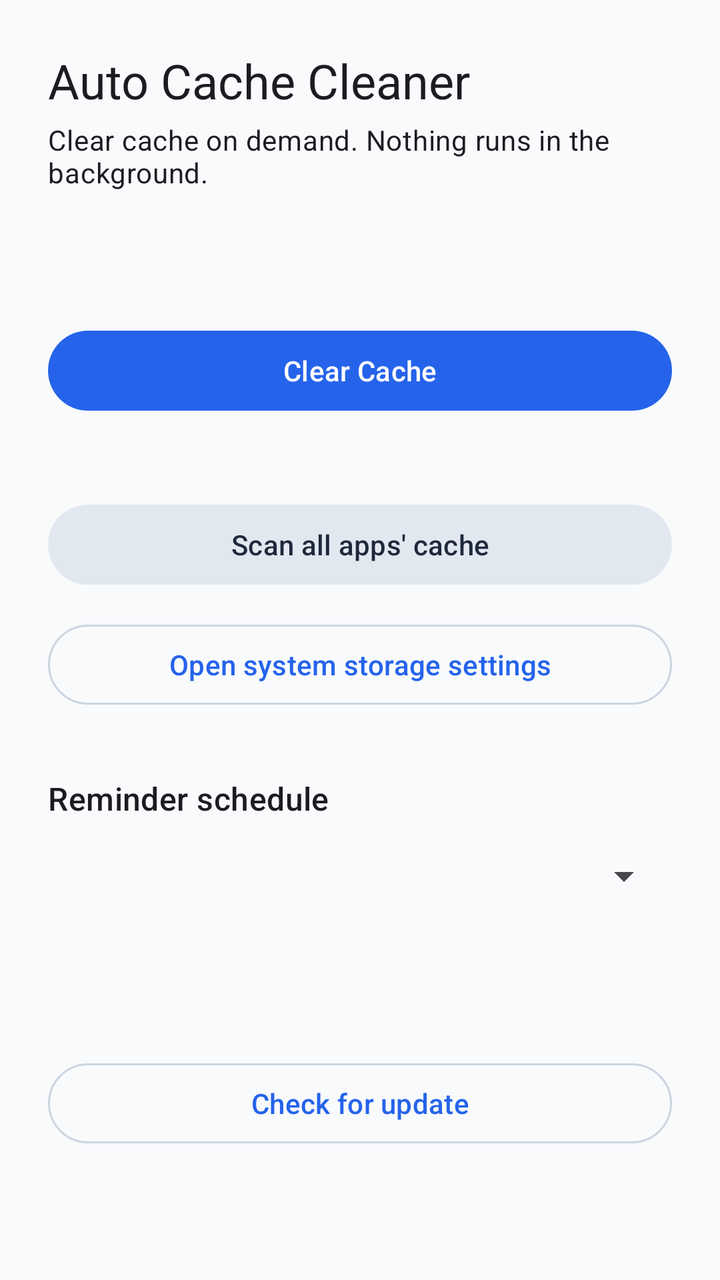
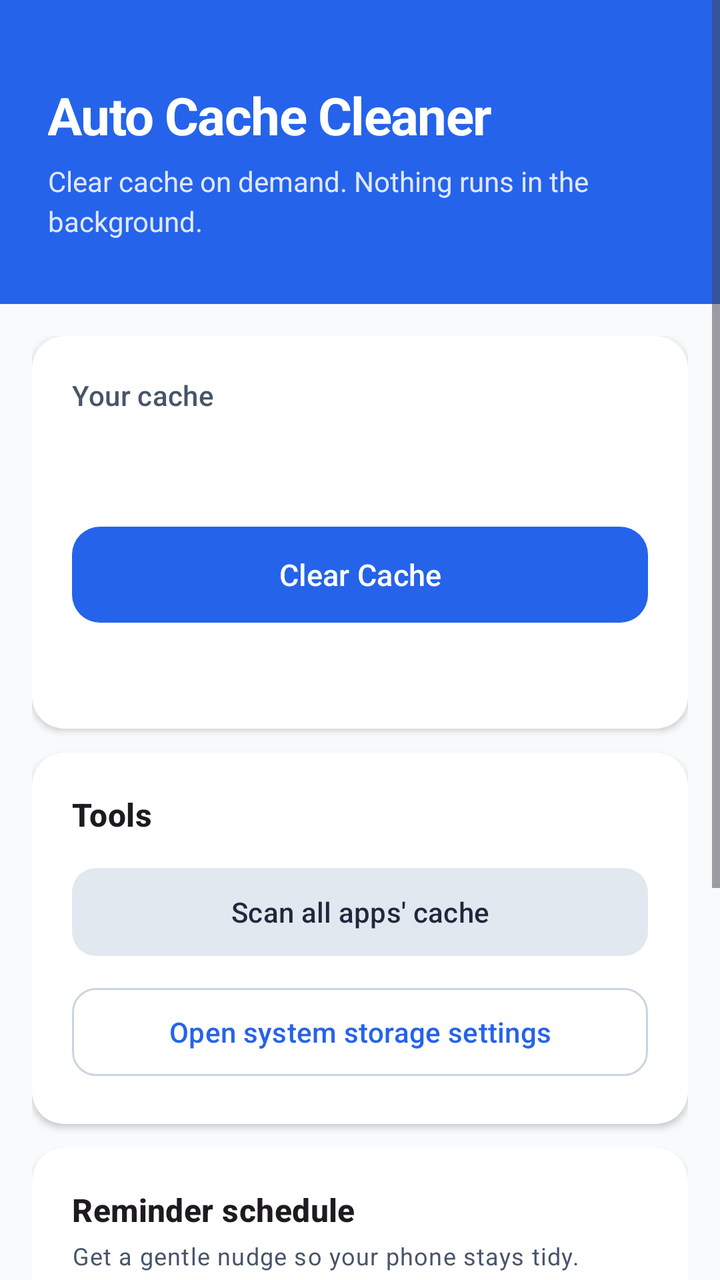

Before-and-after screenshots of an Android layout around one commit, followed by the original layout XML and the change that was made.
<!-- AndroidManifest.xml: application theme Theme.AutoCacheCleaner -->
<!-- res/layout/activity_main.xml -->
<?xml version="1.0" encoding="utf-8"?>
<ScrollView xmlns:android="http://schemas.android.com/apk/res/android"
    android:layout_width="match_parent"
    android:layout_height="match_parent"
    android:fillViewport="true">

    <LinearLayout
        android:layout_width="match_parent"
        android:layout_height="wrap_content"
        android:orientation="vertical"
        android:padding="24dp">

        <TextView
            android:layout_width="wrap_content"
            android:layout_height="wrap_content"
            android:text="@string/app_name"
            android:textAppearance="?attr/textAppearanceHeadlineSmall" />

        <TextView
            android:layout_width="wrap_content"
            android:layout_height="wrap_content"
            android:layout_marginTop="4dp"
            android:text="@string/tagline"
            android:textAppearance="?attr/textAppearanceBodyMedium" />

        <TextView
            android:id="@+id/cacheSizeText"
            android:layout_width="wrap_content"
            android:layout_height="wrap_content"
            android:layout_marginTop="32dp"
            android:textAppearance="?attr/textAppearanceTitleMedium" />

        <com.google.android.material.button.MaterialButton
            android:id="@+id/clearCacheButton"
            android:layout_width="match_parent"
            android:layout_height="wrap_content"
            android:layout_marginTop="12dp"
            android:text="@string/clear_cache" />

        <TextView
            android:id="@+id/resultText"
            android:layout_width="wrap_content"
            android:layout_height="wrap_content"
            android:layout_marginTop="8dp"
            android:textAppearance="?attr/textAppearanceBodyMedium" />

        <com.google.android.material.button.MaterialButton
            android:id="@+id/scanAppsButton"
            style="@style/Widget.Material3.Button.TonalButton"
            android:layout_width="match_parent"
            android:layout_height="wrap_content"
            android:layout_marginTop="12dp"
            android:text="@string/scan_apps" />

        <com.google.android.material.button.MaterialButton
            android:id="@+id/openStorageButton"
            style="@style/Widget.Material3.Button.OutlinedButton"
            android:layout_width="match_parent"
            android:layout_height="wrap_content"
            android:layout_marginTop="12dp"
            android:text="@string/open_storage_settings" />

        <TextView
            android:layout_width="wrap_content"
            android:layout_height="wrap_content"
            android:layout_marginTop="32dp"
            android:text="@string/reminder_label"
            android:textAppearance="?attr/textAppearanceTitleMedium" />

        <Spinner
            android:id="@+id/reminderSpinner"
            android:layout_width="match_parent"
            android:layout_height="48dp"
            android:layout_marginTop="4dp" />

        <TextView
            android:id="@+id/versionText"
            android:layout_width="wrap_content"
            android:layout_height="wrap_content"
            android:layout_marginTop="32dp"
            android:textAppearance="?attr/textAppearanceTitleMedium" />

        <com.google.android.material.button.MaterialButton
            android:id="@+id/checkUpdateButton"
            style="@style/Widget.Material3.Button.OutlinedButton"
            android:layout_width="match_parent"
            android:layout_height="wrap_content"
            android:layout_marginTop="12dp"
            android:text="@string/check_for_update" />

        <TextView
            android:id="@+id/updateStatusText"
            android:layout_width="wrap_content"
            android:layout_height="wrap_content"
            android:layout_marginTop="8dp"
            android:textAppearance="?attr/textAppearanceBodyMedium" />

    </LinearLayout>
</ScrollView>
<!-- resources referenced by this layout -->
<resources>
  <string name="app_name">Auto Cache Cleaner</string>
  <string name="check_for_update">Check for update</string>
  <string name="clear_cache">Clear Cache</string>
  <string name="open_storage_settings">Open system storage settings</string>
  <string name="reminder_label">Reminder schedule</string>
  <string name="scan_apps">Scan all apps\' cache</string>
  <string name="tagline">Clear cache on demand. Nothing runs in the background.</string>
  <style name="Theme.AutoCacheCleaner" parent="Theme.Material3.DayNight.NoActionBar">
          <item name="colorPrimary">@color/primary</item>
          <item name="colorOnPrimary">@color/on_primary</item>
          <item name="colorPrimaryContainer">@color/primary_container</item>
          <item name="colorOnPrimaryContainer">@color/on_primary_container</item>
          <item name="colorSecondary">@color/secondary</item>
          <item name="colorOnSecondary">@color/on_secondary</item>
          <item name="colorSecondaryContainer">@color/secondary_container</item>
          <item name="colorOnSecondaryContainer">@color/on_secondary_container</item>
          <item name="colorSurface">@color/surface</item>
          <item name="colorOnSurface">@color/on_surface</item>
          <item name="colorSurfaceVariant">@color/surface_variant</item>
          <item name="colorOnSurfaceVariant">@color/on_surface_variant</item>
          <item name="colorOutline">@color/outline</item>
          <item name="colorError">@color/error</item>
          <item name="android:statusBarColor">@color/header_end</item>
          <item name="android:navigationBarColor">@color/surface</item>
          <item name="android:windowBackground">@color/surface</item>
          <item name="materialCardViewStyle">@style/Widget.AutoCacheCleaner.Card</item>
      </style>
  <color name="primary">#2563EB</color>
  <color name="on_primary">#FFFFFF</color>
  <color name="primary_container">#DBEAFE</color>
  <color name="on_primary_container">#1E3A8A</color>
  <color name="secondary">#64748B</color>
  <color name="on_secondary">#FFFFFF</color>
  <color name="secondary_container">#E2E8F0</color>
  <color name="on_secondary_container">#1E293B</color>
  <color name="surface">#F8FAFC</color>
  <color name="on_surface">#0F172A</color>
  <color name="surface_variant">#F1F5F9</color>
  <color name="on_surface_variant">#475569</color>
  <color name="outline">#CBD5E1</color>
  <color name="error">#DC2626</color>
  <color name="header_end">#1D4ED8</color>
  <style name="Widget.AutoCacheCleaner.Card" parent="Widget.Material3.CardView.Elevated">
          <item name="cardBackgroundColor">@color/card_bg</item>
          <item name="cardElevation">2dp</item>
          <item name="cardCornerRadius">16dp</item>
          <item name="contentPadding">0dp</item>
      </style>
  <color name="card_bg">#FFFFFF</color>
</resources>

<!-- the commit's change to res/layout/activity_main.xml (unified diff, before → after) -->
@@ -1,99 +1,219 @@
 <?xml version="1.0" encoding="utf-8"?>
 <ScrollView xmlns:android="http://schemas.android.com/apk/res/android"
+    xmlns:app="http://schemas.android.com/apk/res-auto"
     android:layout_width="match_parent"
     android:layout_height="match_parent"
-    android:fillViewport="true">
+    android:fillViewport="true"
+    android:background="?attr/colorSurface">
 
     <LinearLayout
         android:layout_width="match_parent"
         android:layout_height="wrap_content"
-        android:orientation="vertical"
-        android:padding="24dp">
-
-        <TextView
-            android:layout_width="wrap_content"
-            android:layout_height="wrap_content"
-            android:text="@string/app_name"
-            android:textAppearance="?attr/textAppearanceHeadlineSmall" />
-
-        <TextView
-            android:layout_width="wrap_content"
-            android:layout_height="wrap_content"
-            android:layout_marginTop="4dp"
-            android:text="@string/tagline"
-            android:textAppearance="?attr/textAppearanceBodyMedium" />
-
-        <TextView
-            android:id="@+id/cacheSizeText"
-            android:layout_width="wrap_content"
-            android:layout_height="wrap_content"
-            android:layout_marginTop="32dp"
-            android:textAppearance="?attr/textAppearanceTitleMedium" />
-
-        <com.google.android.material.button.MaterialButton
-            android:id="@+id/clearCacheButton"
+        android:orientation="vertical">
+
+        <LinearLayout
             android:layout_width="match_parent"
             android:layout_height="wrap_content"
-            android:layout_marginTop="12dp"
-            android:text="@string/clear_cache" />
-
-        <TextView
-            android:id="@+id/resultText"
-            android:layout_width="wrap_content"
-            android:layout_height="wrap_content"
-            android:layout_marginTop="8dp"
-            android:textAppearance="?attr/textAppearanceBodyMedium" />
-
-        <com.google.android.material.button.MaterialButton
-            android:id="@+id/scanAppsButton"
-            style="@style/Widget.Material3.Button.TonalButton"
+            android:background="@color/header_start"
+            android:orientation="vertical"
+            android:paddingHorizontal="24dp"
+            android:paddingTop="40dp"
+            android:paddingBottom="32dp">
+
+            <TextView
+                android:layout_width="wrap_content"
+                android:layout_height="wrap_content"
+                android:text="@string/app_name"
+                android:textColor="@color/on_primary"
+                android:textSize="26sp"
+                android:textStyle="bold"
+                android:letterSpacing="-0.02" />
+
+            <TextView
+                android:layout_width="wrap_content"
+                android:layout_height="wrap_content"
+                android:layout_marginTop="6dp"
+                android:text="@string/tagline"
+                android:textColor="#E0E7FF"
+                android:textSize="14sp"
+                android:lineSpacingMultiplier="1.2" />
+        </LinearLayout>
+
+        <LinearLayout
             android:layout_width="match_parent"
             android:layout_height="wrap_content"
-            android:layout_marginTop="12dp"
-            android:text="@string/scan_apps" />
-
-        <com.google.android.material.button.MaterialButton
-            android:id="@+id/openStorageButton"
-            style="@style/Widget.Material3.Button.OutlinedButton"
-            android:layout_width="match_parent"
-            android:layout_height="wrap_content"
-            android:layout_marginTop="12dp"
-            android:text="@string/open_storage_settings" />
-
-        <TextView
-            android:layout_width="wrap_content"
-            android:layout_height="wrap_content"
-            android:layout_marginTop="32dp"
-            android:text="@string/reminder_label"
-            android:textAppearance="?attr/textAppearanceTitleMedium" />
-
-        <Spinner
-            android:id="@+id/reminderSpinner"
-            android:layout_width="match_parent"
-            android:layout_height="48dp"
-            android:layout_marginTop="4dp" />
-
-        <TextView
-            android:id="@+id/versionText"
-            android:layout_width="wrap_content"
-            android:layout_height="wrap_content"
-            android:layout_marginTop="32dp"
-            android:textAppearance="?attr/textAppearanceTitleMedium" />
-
-        <com.google.android.material.button.MaterialButton
-            android:id="@+id/checkUpdateButton"
-            style="@style/Widget.Material3.Button.OutlinedButton"
-            android:layout_width="match_parent"
-            android:layout_height="wrap_content"
-            android:layout_marginTop="12dp"
-            android:text="@string/check_for_update" />
-
-        <TextView
-            android:id="@+id/updateStatusText"
-            android:layout_width="wrap_content"
-            android:layout_height="wrap_content"
-            android:layout_marginTop="8dp"
-            android:textAppearance="?attr/textAppearanceBodyMedium" />
-
+            android:orientation="vertical"
+            android:padding="16dp">
+
+            <com.google.android.material.card.MaterialCardView
+                android:layout_width="match_parent"
+                android:layout_height="wrap_content"
+                app:cardElevation="2dp"
+                app:cardCornerRadius="16dp"
+                app:cardBackgroundColor="@color/card_bg"
+                android:layout_marginBottom="12dp">
+
+                <LinearLayout
+                    android:layout_width="match_parent"
+                    android:layout_height="wrap_content"
+                    android:orientation="vertical"
+                    android:padding="20dp">
+
+                    <TextView
+                        android:layout_width="wrap_content"
+                        android:layout_height="wrap_content"
+                        android:text="Your cache"
+                        android:textAppearance="?attr/textAppearanceLabelLarge"
+                        android:textColor="?attr/colorOnSurfaceVariant" />
+
+                    <TextView
+                        android:id="@+id/cacheSizeText"
+                        android:layout_width="wrap_content"
+                        android:layout_height="wrap_content"
+                        android:layout_marginTop="4dp"
+                        android:textAppearance="?attr/textAppearanceHeadlineSmall"
+                        android:textColor="?attr/colorOnSurface"
+                        android:textStyle="bold" />
+
+                    <com.google.android.material.button.MaterialButton
+                        android:id="@+id/clearCacheButton"
+                        android:layout_width="match_parent"
+                        android:layout_height="56dp"
+                        android:layout_marginTop="16dp"
+                        android:text="@string/clear_cache"
+                        app:cornerRadius="14dp"
+                        android:textSize="15sp" />
+
+                    <TextView
+                        android:id="@+id/resultText"
+                        android:layout_width="wrap_content"
+                        android:layout_height="wrap_content"
+                        android:layout_marginTop="10dp"
+                        android:textAppearance="?attr/textAppearanceBodyMedium"
+                        android:textColor="@color/success" />
+                </LinearLayout>
+            </com.google.android.material.card.MaterialCardView>
+
+            <com.google.android.material.card.MaterialCardView
+                android:layout_width="match_parent"
+                android:layout_height="wrap_content"
+                app:cardElevation="2dp"
+                app:cardCornerRadius="16dp"
+                app:cardBackgroundColor="@color/card_bg"
+                android:layout_marginBottom="12dp">
+
+                <LinearLayout
+                    android:layout_width="match_parent"
+                    android:layout_height="wrap_content"
+                    android:orientation="vertical"
+                    android:padding="20dp">
+
+                    <TextView
+                        android:layout_width="wrap_content"
+                        android:layout_height="wrap_content"
+                        android:text="Tools"
+                        android:textAppearance="?attr/textAppearanceTitleMedium"
+                        android:textStyle="bold"
+                        android:layout_marginBottom="12dp" />
+
+                    <com.google.android.material.button.MaterialButton
+                        android:id="@+id/scanAppsButton"
+                        style="@style/Widget.Material3.Button.TonalButton"
+                        android:layout_width="match_parent"
+                        android:layout_height="52dp"
+                        android:text="@string/scan_apps"
+                        app:cornerRadius="12dp" />
+
+                    <com.google.android.material.button.MaterialButton
+                        android:id="@+id/openStorageButton"
+                        style="@style/Widget.Material3.Button.OutlinedButton"
+                        android:layout_width="match_parent"
+                        android:layout_height="52dp"
+                        android:layout_marginTop="8dp"
+                        android:text="@string/open_storage_settings"
+                        app:cornerRadius="12dp" />
+                </LinearLayout>
+            </com.google.android.material.card.MaterialCardView>
+
+            <com.google.android.material.card.MaterialCardView
+                android:layout_width="match_parent"
+                android:layout_height="wrap_content"
+                app:cardElevation="2dp"
+                app:cardCornerRadius="16dp"
+                app:cardBackgroundColor="@color/card_bg"
+                android:layout_marginBottom="12dp">
+
+                <LinearLayout
+                    android:layout_width="match_parent"
+                    android:layout_height="wrap_content"
+                    android:orientation="vertical"
+                    android:padding="20dp">
+
+                    <TextView
+                        android:layout_width="wrap_content"
+                        android:layout_height="wrap_content"
+                        android:text="@string/reminder_label"
+                        android:textAppearance="?attr/textAppearanceTitleMedium"
+                        android:textStyle="bold" />
+
+                    <TextView
+                        android:layout_width="wrap_content"
+                        android:layout_height="wrap_content"
+                        android:layout_marginTop="4dp"
+                        android:text="Get a gentle nudge so your phone stays tidy."
+                        android:textAppearance="?attr/textAppearanceBodySmall"
+                        android:textColor="?attr/colorOnSurfaceVariant" />
+
+                    <Spinner
+                        android:id="@+id/reminderSpinner"
+                        android:layout_width="match_parent"
+                        android:layout_height="48dp"
+                        android:layout_marginTop="12dp"
+                        android:background="@android:drawable/btn_dropdown"
+                        android:paddingHorizontal="8dp" />
+                </LinearLayout>
+            </com.google.android.material.card.MaterialCardView>
+
+            <com.google.android.material.card.MaterialCardView
+                android:layout_width="match_parent"
+                android:layout_height="wrap_content"
+                app:cardElevation="2dp"
+                app:cardCornerRadius="16dp"
+                app:cardBackgroundColor="@color/card_bg"
+                android:layout_marginBottom="24dp">
+
+                <LinearLayout
+                    android:layout_width="match_parent"
+                    android:layout_height="wrap_content"
+                    android:orientation="vertical"
+                    android:padding="20dp">
+
+                    <TextView
+                        android:id="@+id/versionText"
+                        android:layout_width="wrap_content"
+                        android:layout_height="wrap_content"
+                        android:textAppearance="?attr/textAppearanceTitleMedium"
+                        android:textStyle="bold" />
+
+                    <com.google.android.material.button.MaterialButton
+                        android:id="@+id/checkUpdateButton"
+                        style="@style/Widget.Material3.Button.OutlinedButton"
+                        android:layout_width="match_parent"
+                        android:layout_height="52dp"
+                        android:layout_marginTop="12dp"
+                        android:text="@string/check_for_update"
+                        app:cornerRadius="12dp" />
+
+                    <TextView
+                        android:id="@+id/updateStatusText"
+                        android:layout_width="wrap_content"
+                        android:layout_height="wrap_content"
+                        android:layout_marginTop="10dp"
+                        android:textAppearance="?attr/textAppearanceBodyMedium"
+                        android:textColor="?attr/colorOnSurfaceVariant" />
+                </LinearLayout>
+            </com.google.android.material.card.MaterialCardView>
+
+        </LinearLayout>
     </LinearLayout>
 </ScrollView>
<!-- resource entries referenced after the edit -->
@@ -29,6 +29,7 @@
       </style>
   <color name="primary">#2563EB</color>
   <color name="on_primary">#FFFFFF</color>
+  <color name="success">#10B981</color>
   <color name="primary_container">#DBEAFE</color>
   <color name="on_primary_container">#1E3A8A</color>
   <color name="secondary">#64748B</color>
@@ -49,5 +50,6 @@
           <item name="contentPadding">0dp</item>
       </style>
   <color name="card_bg">#FFFFFF</color>
+  <color name="header_start">#2563EB</color>
 </resources>
 
